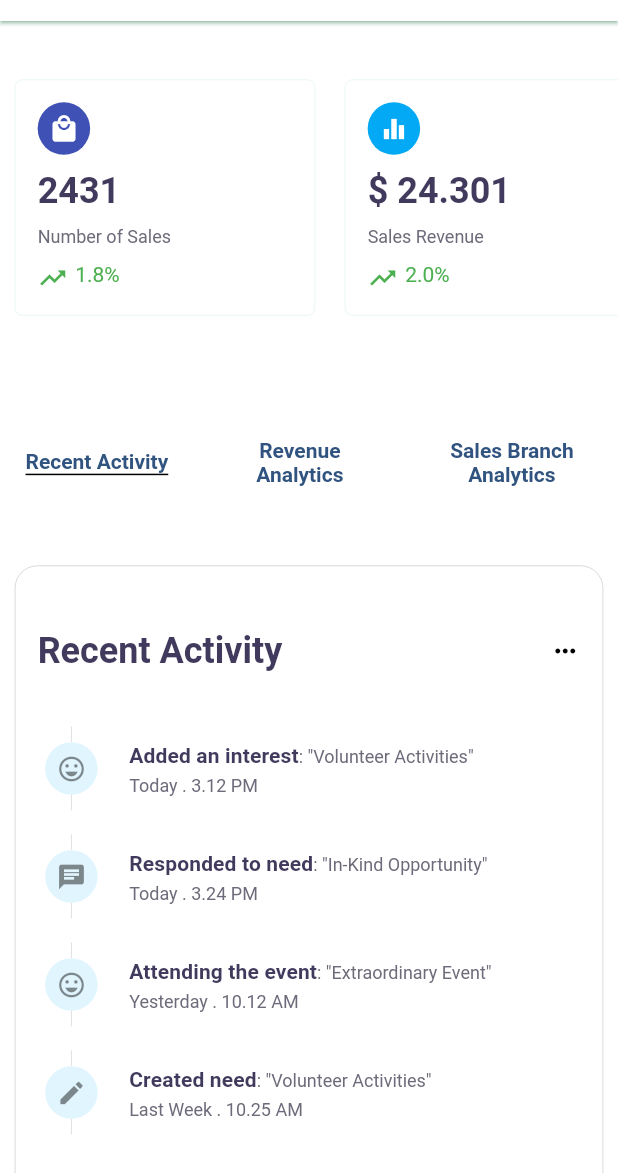
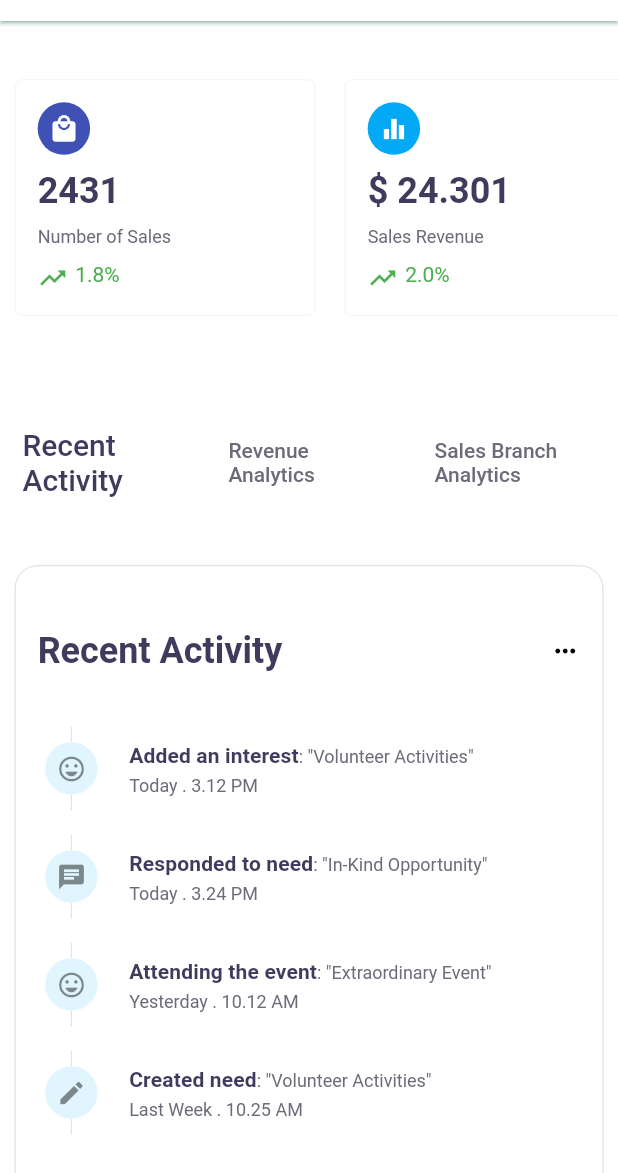
Before and after one commit to ThiagoHBA/dashboard_layout_challenge, a Flutter app: the screen it shows after launch, on a phone screen of 412 x 824 dp, the part 63-1236 px from its top. Run offline on Flutter 3.47's test engine with Material 2 defaults, Android fonts, the phone set to English and light mode, and no system bars; our stand-ins replace responsive_builder.

Commit message:
responsive components mobile

```diff
--- /dev/null
+++ b/lib/view/components/revenue_analytics/revenue_analytics.dart
@@ -0,0 +1,12 @@
+import 'package:flutter/material.dart';
+
+class RevenueAnalytics extends StatelessWidget {
+  const RevenueAnalytics({Key? key}) : super(key: key);
+
+  @override
+  Widget build(BuildContext context) {
+    return Container(
+      color: Colors.red,
+    );
+  }
+}
--- a/lib/view/pages/main_screen/mobile/main_screen_mobile.dart
+++ b/lib/view/pages/main_screen/mobile/main_screen_mobile.dart
@@ -1,7 +1,9 @@
 import 'package:flutter/material.dart';
 import 'package:layout_challenge/view/components/elegant_app_bar/elegant_appbar_component.dart';
 import 'package:layout_challenge/view/components/recent_activity/recent_activity_component.dart';
+import 'package:layout_challenge/view/components/revenue_analytics/revenue_analytics.dart';
 import 'package:layout_challenge/view/components/sale_card/sale_card_component.dart';
+import 'package:layout_challenge/view/components/sales_branch_analitycs/sales_branch_analitycs_component.dart';
 import 'package:layout_challenge/view/components/side_menu/side_menu_component.dart';
 
 class MainScreenMobile extends StatefulWidget {
@@ -13,6 +15,7 @@ class MainScreenMobile extends StatefulWidget {
 
 class _MainScreenMobileState extends State<MainScreenMobile> {
   final GlobalKey<ScaffoldState> _key = GlobalKey();
+  int _selectedIndex = 0;
   @override
   Widget build(BuildContext context) {
     return Scaffold(
@@ -88,45 +91,32 @@ class _MainScreenMobileState extends State<MainScreenMobile> {
                 child: Row(
                   mainAxisAlignment: MainAxisAlignment.spaceAround,
                   children: [
-                    Flexible(
-                      child: Container(
-                        margin: const EdgeInsets.all(15.0),
-                        decoration: const BoxDecoration(
-                          border: Border(
-                            bottom: BorderSide(),
-                          ),
-                        ),
-                        child: const Text(
-                          'Recent Activity',
-                          style: TextStyle(
-                            fontWeight: FontWeight.bold,
-                          ),
-                        ),
-                      ),
+                    TextButtonComponent(
+                      selected: _selectedIndex == 0,
+                      onTap: () {
+                        setState(
+                          () => _selectedIndex = 0,
+                        );
+                      },
+                      title: "Recent Activity",
                     ),
-                    Flexible(
-                      child: Container(
-                        margin: const EdgeInsets.all(15.0),
-                        child: const Text(
-                          'Revenue Analytics',
-                          textAlign: TextAlign.center,
-                          style: TextStyle(
-                            fontWeight: FontWeight.bold,
-                          ),
-                        ),
-                      ),
+                    TextButtonComponent(
+                      selected: _selectedIndex == 1,
+                      onTap: () {
+                        setState(
+                          () => _selectedIndex = 1,
+                        );
+                      },
+                      title: "Revenue Analytics",
                     ),
-                    Flexible(
-                      child: Container(
-                        margin: const EdgeInsets.all(15.0),
-                        child: const Text(
-                          'Sales Branch Analytics',
-                          textAlign: TextAlign.center,
-                          style: TextStyle(
-                            fontWeight: FontWeight.bold,
-                          ),
-                        ),
-                      ),
+                    TextButtonComponent(
+                      selected: _selectedIndex == 2,
+                      onTap: () {
+                        setState(
+                          () => _selectedIndex = 2,
+                        );
+                      },
+                      title: "Sales Branch Analytics",
                     ),
                   ],
                 ),
@@ -140,7 +130,7 @@ class _MainScreenMobileState extends State<MainScreenMobile> {
                       borderRadius: BorderRadius.circular(15),
                       border: Border.all(width: 0.1),
                     ),
-                    child: const RecentActivityComponent(),
+                    child: _getScreenBaseInIndex(_selectedIndex),
                   ),
                 ),
               ),
@@ -151,3 +141,43 @@ class _MainScreenMobileState extends State<MainScreenMobile> {
     );
   }
 }
+
+class TextButtonComponent extends StatelessWidget {
+  const TextButtonComponent({
+    required this.selected,
+    required this.title,
+    required this.onTap,
+  });
+
+  final bool selected;
+  final String title;
+  final VoidCallback onTap;
+
+  @override
+  Widget build(BuildContext context) {
+    return Flexible(
+      child: GestureDetector(
+        onTap: onTap,
+        child: Container(
+          margin: const EdgeInsets.all(15.0),
+          child: Text(
+            title,
+            style: selected
+                ? Theme.of(context).textTheme.headline6
+                : Theme.of(context).textTheme.button,
+          ),
+        ),
+      ),
+    );
+  }
+}
+
+Widget? _getScreenBaseInIndex(int index) {
+  const Map<int, Widget> _screenWidgets = {
+    0: RecentActivityComponent(),
+    1: RevenueAnalytics(),
+    2: SalesBranchAnalytics(),
+  };
+
+  return _screenWidgets[index];
+}
--- a/lib/view/pages/main_screen/web/main_screen_web.dart
+++ b/lib/view/pages/main_screen/web/main_screen_web.dart
@@ -1,6 +1,7 @@
 import 'package:flutter/material.dart';
 import 'package:layout_challenge/view/components/elegant_app_bar/elegant_appbar_component.dart';
 import 'package:layout_challenge/view/components/recent_activity/recent_activity_component.dart';
+import 'package:layout_challenge/view/components/revenue_analytics/revenue_analytics.dart';
 import 'package:layout_challenge/view/components/sale_card/sale_card_component.dart';
 import 'package:layout_challenge/view/components/sales_branch_analitycs/sales_branch_analitycs_component.dart';
 import 'package:layout_challenge/view/components/side_menu/side_menu_component.dart';
@@ -73,18 +74,11 @@ class _MainScreenWebState extends State<MainScreenWeb> {
                           ],
                         ),
                       ),
-                      Expanded(
+                      const Expanded(
                         flex: 2,
                         child: Padding(
-                          padding: const EdgeInsets.all(10.0),
-                          child: Container(
-                            decoration: BoxDecoration(
-                              borderRadius: BorderRadius.circular(15),
-                              color: Colors.red,
-                              border: Border.all(width: 0.1),
-                            ),
-                            child: Row(),
-                          ),
+                          padding: EdgeInsets.all(10.0),
+                          child: RevenueAnalytics(),
                         ),
                       ),
                     ],
```
